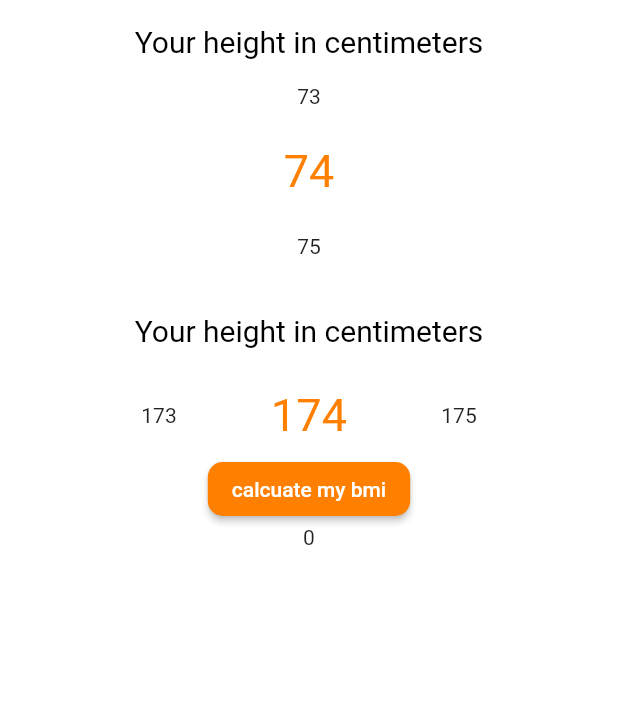
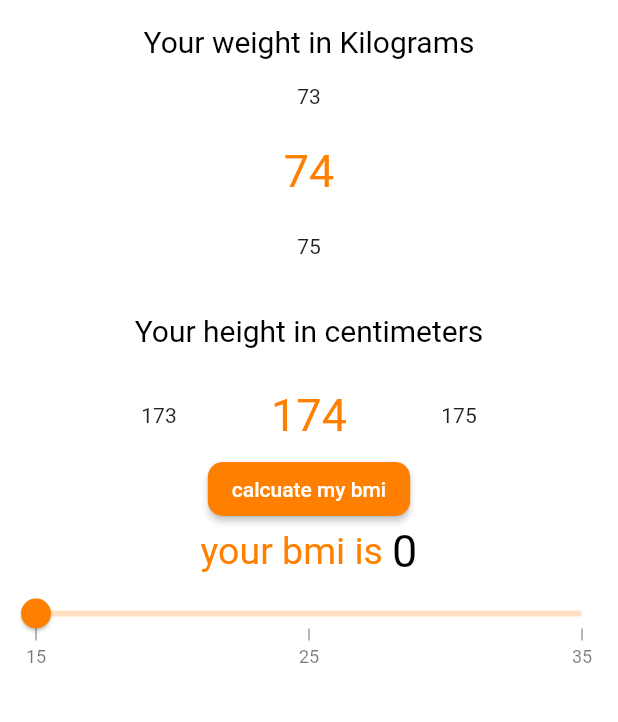
Before and after one commit to krxhna/lynn, a Flutter app: the screen it shows after launch, on a phone screen of 412 x 824 dp, the part 60-782 px from its top. Run offline on Flutter 3.47's test engine with Material 2 defaults, Android fonts, the phone set to English and light mode, and no system bars; drawn by our look-alikes of numberpicker, syncfusion_flutter_sliders; our stand-ins replace cloud_firestore, firebase_core; accounts and stored records are empty.

Commit message:
9/10-7:46

```diff
--- a/lib/bmi.dart
+++ b/lib/bmi.dart
@@ -4,6 +4,7 @@ import 'accesories.dart';
 import 'package:numberpicker/numberpicker.dart';
 import 'accesories.dart';
 import 'dart:math';
+import 'package:syncfusion_flutter_sliders/sliders.dart';
 
 class bmi extends StatefulWidget {
   // bmi({Key? key}) : super(key: key);
@@ -37,7 +38,7 @@ class _bmiState extends State<bmi> {
           child: Column(
             children: <Widget>[
               Text(
-                "Your height in centimeters",
+                "Your weight in Kilograms",
                 style: TextStyle(color: Colors.black, fontSize: 20),
               ),
               NumberPicker(
@@ -83,12 +84,42 @@ class _bmiState extends State<bmi> {
                   ),
                   onPressed: () {
                     setState(() {
-                      bmi = (_currentValue_height / 100).toInt() +
-                          _currentValue_weight;
+                      bmi = (_currentValue_weight /
+                              pow(_currentValue_height / 100, 2))
+                          .toInt();
                     });
                   }),
 
-              Text("$bmi")
+              Row(
+                mainAxisAlignment: MainAxisAlignment.center,
+                children: [
+                  Text(
+                    "your bmi is ",
+                    style: TextStyle(color: main_color, fontSize: 25),
+                  ),
+                  Text(
+                    "$bmi",
+                    style: TextStyle(color: Colors.black, fontSize: 30),
+                  ),
+                ],
+              ),
+
+              SfSlider(
+                activeColor: main_color,
+                min: 15,
+                max: 35.0,
+                value: bmi,
+                interval: 10,
+                showTicks: true,
+                showLabels: true,
+                enableTooltip: true,
+                minorTicksPerInterval: 1,
+                onChanged: (dynamic value) {
+                  setState(() {
+                    bmi = value;
+                  });
+                },
+              ),
             ],
           ),
         ));
--- a/pubspec.yaml
+++ b/pubspec.yaml
@@ -32,6 +32,7 @@ dependencies:
   firebase_core: "^0.7.0"
   cloud_firestore: "^0.16.0+1"
   numberpicker: ^2.1.1
+  syncfusion_flutter_sliders: ^19.3.44
 
 dev_dependencies:
   flutter_test:
```
Also changed, not shown: pubspec.lock.
